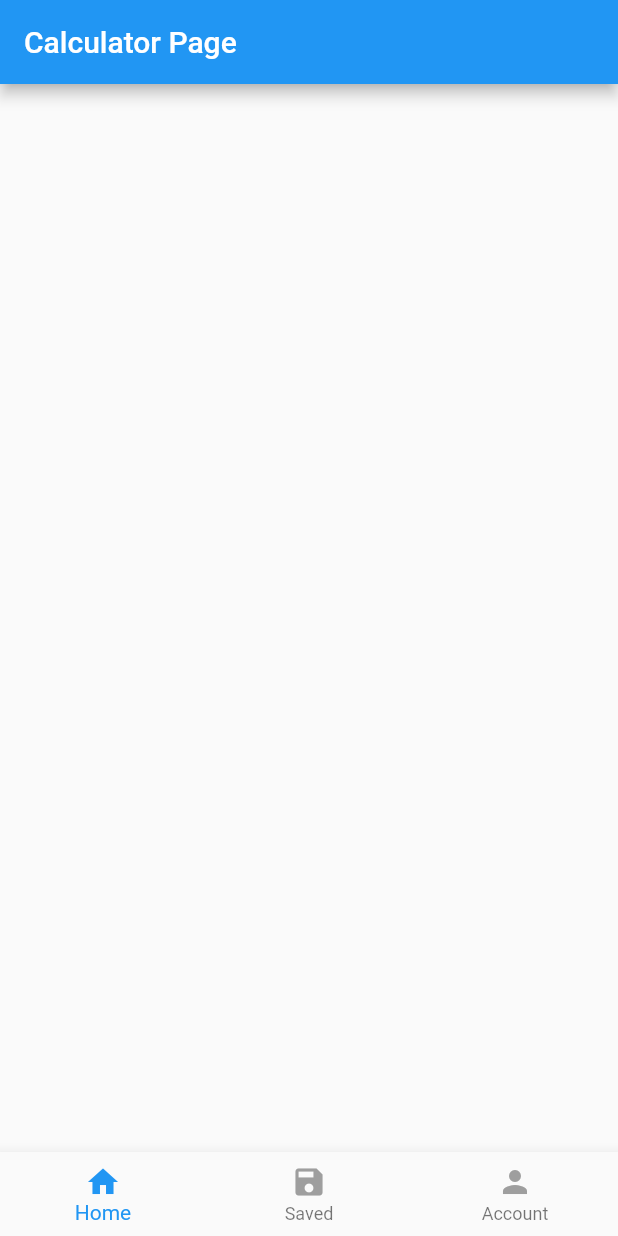
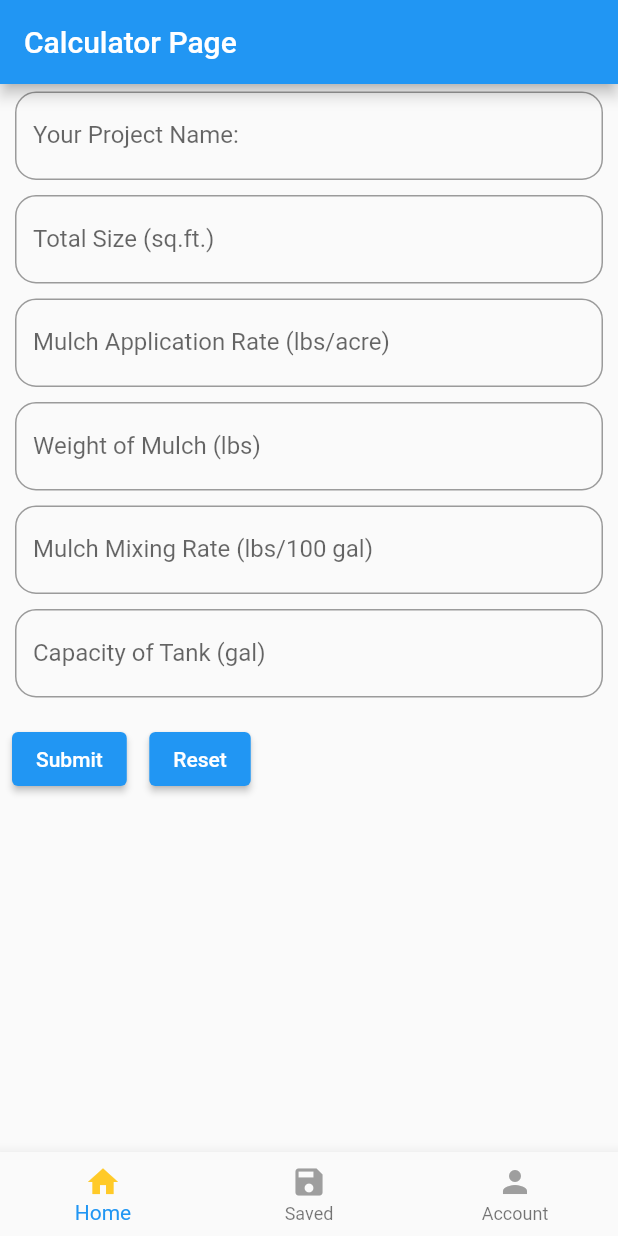
Before and after one commit to YosoW/CaltransCalculator, a Flutter app: the screen it shows after launch, on a phone screen of 412 x 824 dp. Run offline on Flutter 3.47's test engine with Material 2 defaults, Android fonts, the phone set to English and light mode, and no system bars.

Commit message:
user input

```diff
--- a/caltrans/lib/main.dart
+++ b/caltrans/lib/main.dart
@@ -1,17 +1,17 @@
 import 'package:caltrans/pages/homePage.dart';
 import 'package:flutter/material.dart';
 
-void main() => runApp(MyApp());
+void main() => runApp(CaltransApp());
 
-class MyApp extends StatelessWidget {
+class CaltransApp extends StatelessWidget {
   @override
   Widget build(BuildContext context) {
     return MaterialApp(
       title: 'Caltrans App',
-      theme: ThemeData(
-        primarySwatch: Colors.blue,
-        visualDensity: VisualDensity.adaptivePlatformDensity,
-      ),
+      // theme: ThemeData(
+      //   primarySwatch: Colors.blue,
+      //   visualDensity: VisualDensity.adaptivePlatformDensity,
+      // ),
       home: HomePage());
   }
 }
--- a/caltrans/lib/pages/accountPage.dart
+++ b/caltrans/lib/pages/accountPage.dart
@@ -7,13 +7,21 @@ class AccountPage extends StatefulWidget{
 }
 
 class AccountPageState extends State<AccountPage> {
+
   @override
   Widget build(BuildContext context){
-    return Scaffold(
-      appBar: AppBar(
-        title: Text('Account Page'),
+    return MaterialApp(
+      home: Scaffold(
+        appBar: AppBar(
+          title: Text('Account Page'),
+        ),
+
+        body: Column(
+          children: [
+
+          ],
+        ),
       ),
-
     );
   }
 }
--- a/caltrans/lib/pages/calculatorPage.dart
+++ b/caltrans/lib/pages/calculatorPage.dart
@@ -1,3 +1,4 @@
+import 'package:caltrans/pages/savedPage.dart';
 import 'package:flutter/material.dart';
 
 class CalculatorPage extends StatefulWidget{
@@ -7,6 +8,72 @@ class CalculatorPage extends StatefulWidget{
 }
 
 class CalculatorPageState extends State<CalculatorPage> {
+  TextEditingController nameFieldController;
+  int totalSizeValue,
+  mulchRateValue, weightMulchValue, mixingRateValue,
+  capacityTankValue;
+
+
+  Widget buildNameTextField(){
+    return Container(
+      padding: EdgeInsets.symmetric(vertical: 5.0, horizontal: 10.0),
+      child: TextField(
+        controller: nameFieldController,
+        decoration: buildDecoration("Your Project Name:"),
+        keyboardType: TextInputType.name,
+      ),
+    );
+  }
+
+  Widget buildTotalSizeField(){
+    return Container(
+      padding: EdgeInsets.symmetric(vertical: 5.0, horizontal: 10.0),
+      child: TextField(
+        decoration: buildDecoration("Total Size (sq.ft.)"),
+        keyboardType: TextInputType.number,
+      ),
+    );
+  }
+
+  Widget buildMulchRateField(){
+    return Container(
+      padding: EdgeInsets.symmetric(vertical: 5.0, horizontal: 10.0),
+      child: TextField(
+        decoration: buildDecoration("Mulch Application Rate (lbs/acre)"),
+        keyboardType: TextInputType.number,
+      ),
+    );
+  }
+
+  Widget buildWeightMulchField(){
+    return Container(
+      padding: EdgeInsets.symmetric(vertical: 5.0, horizontal: 10.0),
+      child: TextField(
+        decoration: buildDecoration("Weight of Mulch (lbs)"),
+        keyboardType: TextInputType.number,
+      ),
+    );
+  }
+  Widget buildMixingRateField(){
+    return Container(
+      padding: EdgeInsets.symmetric(vertical: 5.0, horizontal: 10.0),
+      child: TextField(
+        decoration: buildDecoration("Mulch Mixing Rate (lbs/100 gal)"),
+        keyboardType: TextInputType.number,
+      ),
+    );
+  }
+
+  Widget buildCapacityTankField(){
+    return Container(
+      padding: EdgeInsets.symmetric(vertical: 5.0, horizontal: 10.0),
+      child: TextField(
+        decoration: buildDecoration("Capacity of Tank (gal)"),
+        keyboardType: TextInputType.number,
+      ),
+    );
+  }
+
 
 
   @override
@@ -15,8 +82,115 @@ class CalculatorPageState extends State<CalculatorPage> {
       appBar: AppBar(
         title: Text('Calculator Page'),
       ),
-
+      body: Center(
+        child:
+        Column(crossAxisAlignment:
+         CrossAxisAlignment.stretch,
+         children: <Widget>[
+          buildNameTextField(),
+          buildTotalSizeField(),
+          buildMulchRateField(),
+          buildWeightMulchField(),
+          buildMixingRateField(),
+          buildCapacityTankField(),
+          buildSubmitRow(),
+         ],
+        ),
+      ),
     );
 
   }
+
+  InputDecoration buildDecoration(String label){
+    return InputDecoration(
+      labelText: label,
+      border: OutlineInputBorder(
+        borderRadius: BorderRadius.all(Radius.circular(14.0)),
+      ),
+    );
+  }
+
+  @override
+  void initState(){
+    super.initState();
+    nameFieldController = TextEditingController();
+    reset();
+  }
+  @override
+  void dispose(){
+    nameFieldController.dispose();
+    super.dispose();
+  }
+
+  /// Actions
+  void reset() {
+    nameFieldController.text = "";
+    totalSizeValue = 0;
+    mulchRateValue = 0;
+    weightMulchValue = 0;
+    mixingRateValue = 0;
+    capacityTankValue = 0;
+  }
+  void updateTotalSize(int value){
+    setState(() {
+      totalSizeValue = value;
+    });
+  }
+  void updateMulchRate(int value){
+    setState(() {
+      mulchRateValue = value;
+    });
+  }
+  void updateWeightMulch(int value){
+    setState(() {
+      weightMulchValue = value;
+    });
+  }
+  void updateMixingRate(int value){
+    setState(() {
+      mixingRateValue = value;
+    });
+  }
+  void updateCapacityTank(int value){
+    setState(() {
+      capacityTankValue = value;
+    });
+  }
+
+  Widget buildSubmitRow() {
+    return Container(
+      padding: const EdgeInsets.symmetric(vertical: 12.0, horizontal: 8.0),
+      child: Row(
+        crossAxisAlignment: CrossAxisAlignment.start,
+        children: <Widget>[
+          ElevatedButton(
+            child: Text("Submit"),
+            onPressed: () => SavedPage(), //Stores Project to new Page
+          ),
+          SizedBox(
+            width: 15.0,
+          ),
+          ElevatedButton(
+            child: Text("Reset"),
+            onPressed: () => setState(reset),
+          ),
+          SizedBox(
+            width: 15.0,
+          ),
+          // Expanded(
+          //   child: Column(
+          //     children: <Widget>[
+          //       Text(_messageToUser, textAlign: TextAlign.center),
+          //       _resultImage ?? SizedBox(),
+          //     ],
+          //   ),
+          // ),
+        ],
+      ),
+    );
+  }
+
+  // void storeProject(){
+
+  // }
 }
--- a/caltrans/lib/pages/homePage.dart
+++ b/caltrans/lib/pages/homePage.dart
@@ -27,7 +27,8 @@ class HomePageState extends State<HomePage> {
 
   @override
   Widget build(BuildContext context){
-    return Scaffold(
+    return MaterialApp(
+    home: Scaffold(
       body:
       PageView(
         controller: pageController,
@@ -42,13 +43,13 @@ class HomePageState extends State<HomePage> {
           BottomNavigationBarItem(
             icon: Icon(
               Icons.home,
-              color: selectedIndex == 0 ? Colors.blue : Colors.grey,
+              color: selectedIndex == 0 ? Colors.amber[400] : Colors.grey,
             ),
             // ignore: deprecated_member_use
             title: Text(
               'Home',
               style: TextStyle(
-                color: selectedIndex == 0 ? Colors.blue : Colors.grey,
+                color: selectedIndex == 0 ? Colors.amber[400] : Colors.grey,
               ),
             ),
           ),
@@ -56,13 +57,13 @@ class HomePageState extends State<HomePage> {
           BottomNavigationBarItem(
             icon: Icon(
               Icons.save,
-                color: selectedIndex == 1 ? Colors.blue : Colors.grey,
+                color: selectedIndex == 1 ? Colors.amber[400] : Colors.grey,
               ),
             // ignore: deprecated_member_use
             title: Text(
               'Saved',
               style: TextStyle(
-                color: selectedIndex == 1 ? Colors.blue : Colors.grey,
+                color: selectedIndex == 1 ? Colors.amber[400] : Colors.grey,
               ),
             ),
           ),
@@ -70,21 +71,19 @@ class HomePageState extends State<HomePage> {
           BottomNavigationBarItem(
             icon: Icon(
               Icons.person,
-                color: selectedIndex == 2 ? Colors.blue : Colors.grey,
+                color: selectedIndex == 2 ? Colors.amber[400] : Colors.grey,
               ),
             // ignore: deprecated_member_use
             title: Text(
               'Account',
               style: TextStyle(
-                color: selectedIndex == 2 ? Colors.blue : Colors.grey,
+                color: selectedIndex == 2 ? Colors.amber[400] : Colors.grey,
               ),
             ),
           )
         ],
       ),
-      // Center(child:
-      //   Text('Welcome! Navigate below to create a new project or continue working on existing.')
-      // )
+    ),
     );
   }
 }
--- a/caltrans/lib/pages/savedPage.dart
+++ b/caltrans/lib/pages/savedPage.dart
@@ -1,19 +1,33 @@
 import 'package:flutter/material.dart';
 
 class SavedPage extends StatefulWidget{
-  SavedPage({Key key}) : super(key: key);
+  // String projectName;
+  // SavedPage({Key key, @required this.projectName}) : super(key: key);
 
+  // @override
+  // SavedPageState createState() => SavedPageState(projectName);
   @override
   SavedPageState createState() => SavedPageState();
 }
 
 class SavedPageState extends State<SavedPage> {
+  // String projectName;
+  // SavedPageState(this.projectName);
+
   @override
   Widget build(BuildContext context){
     return Scaffold(
-      appBar: AppBar(
-        title: Text('Saved Projects Page'),
-      ),
+        appBar: AppBar(
+          title: Text('Saved Projects Page'),
+        ),
+
+        body:
+         Column(
+          children: [
+            Text("..."),
+          ],
+
+        ),
     );
   }
 }
```
Also changed, not shown: 1 other file.
